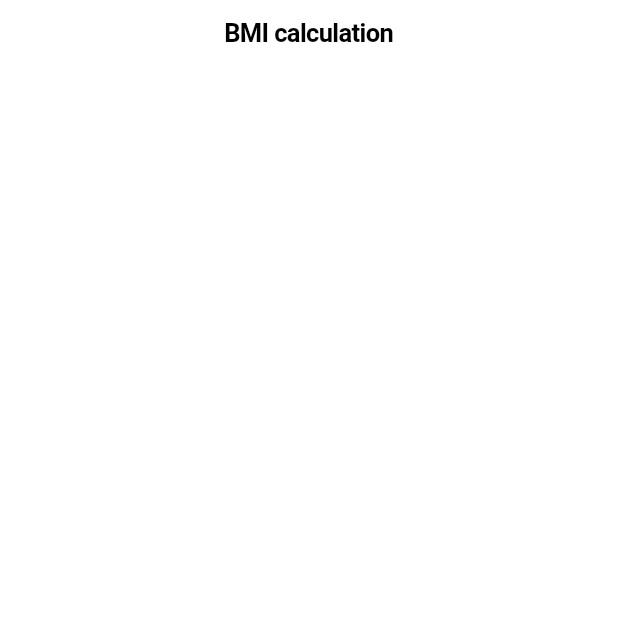
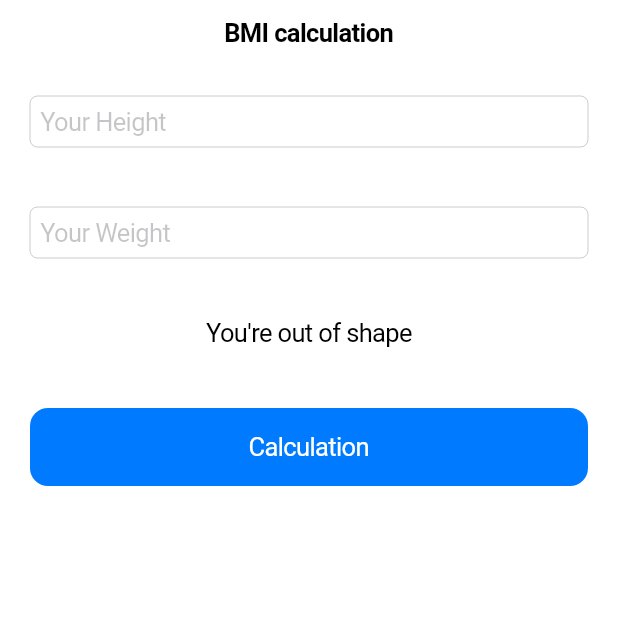
Before and after one commit to wendellarnald/flutter-imc, a Flutter app: the screen it shows after launch, on a phone screen of 412 x 824 dp, the top half of it. Run offline on Flutter 3.47's test engine with Material 2 defaults, Android fonts, the phone set to English and light mode, and no system bars.

Commit message:
ios layout

```diff
--- a/lib/ui/ios/pages/home.page.dart
+++ b/lib/ui/ios/pages/home.page.dart
@@ -13,7 +13,37 @@ class _HomePageState extends State<HomePage> {
         middle: Text("BMI calculation"),
       ),
       child: ListView(
-        children: <Widget>[],
+        children: <Widget>[
+          Padding(
+            padding: EdgeInsets.all(20),
+            child: CupertinoTextField(
+              placeholder: "Your Height",
+              keyboardType: TextInputType.number,
+            ),
+          ),
+          Padding(
+            padding: EdgeInsets.all(20),
+            child: CupertinoTextField(
+              placeholder: "Your Weight",
+              keyboardType: TextInputType.number,
+            ),
+          ),
+          Padding(
+            padding: EdgeInsets.all(20),
+            child: Text(
+              "You're out of shape",
+              textAlign: TextAlign.center,
+            ),
+          ),
+          Padding(
+              padding: EdgeInsets.all(20),
+              child: CupertinoButton.filled(
+                child: Text(
+                  "Calculation",
+                ),
+                onPressed: () {},
+              ))
+        ],
       ),
     );
   }
```
